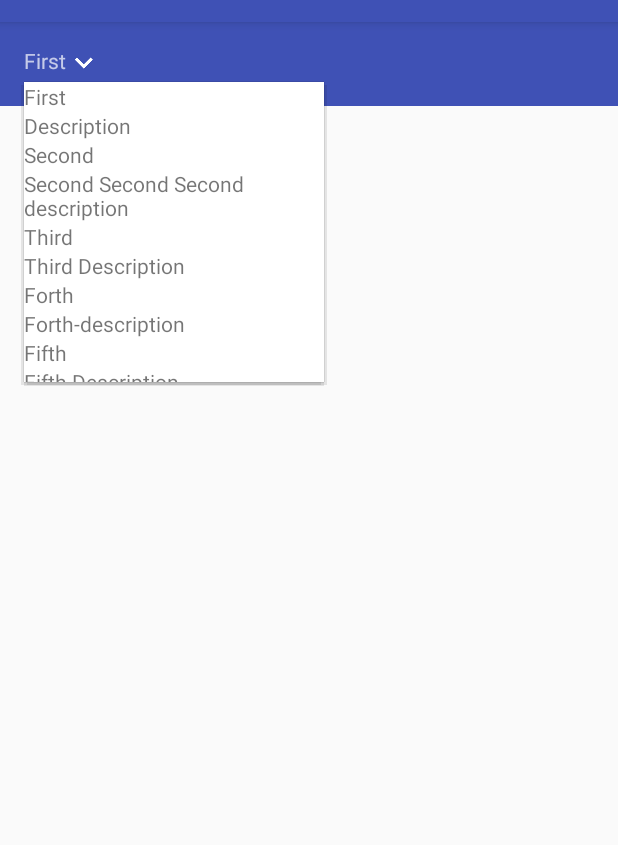
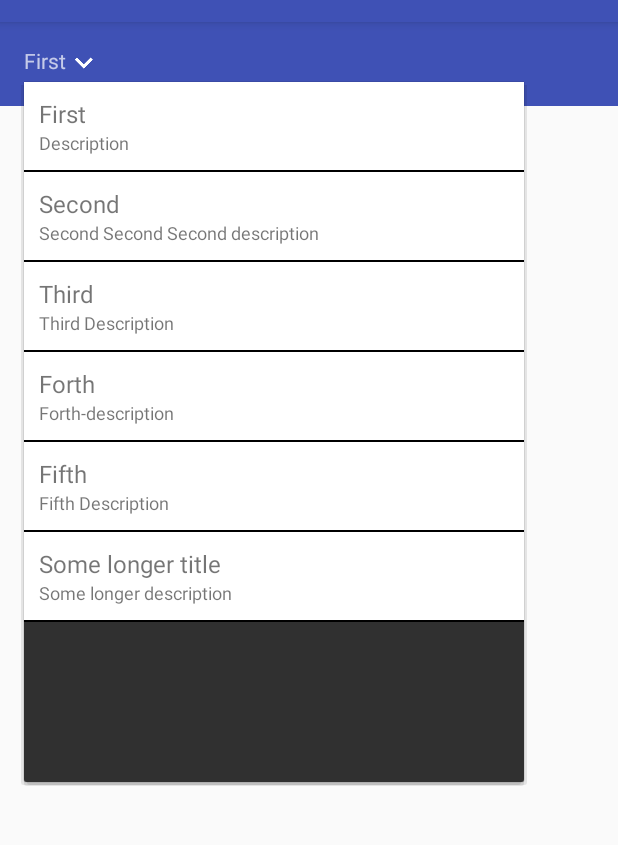
Before and after one commit to sagiyemi/custom-spinner, an Android app: the screen it shows after launch (MainActivity), after a tap on "First", on a phone screen of 412 x 824 dp, the part 62-907 px from its top. Run offline under Robolectric (Android 15) with nearby library versions, the phone set to English and light mode, and no system bars.

Commit message:
Init popup only once, update layout

```diff
--- a/library/src/main/java/com/autodesk/customspinner/CustomSpinner.java
+++ b/library/src/main/java/com/autodesk/customspinner/CustomSpinner.java
@@ -3,7 +3,6 @@ package com.autodesk.customspinner;
 import android.content.Context;
 import android.support.v7.widget.ListPopupWindow;
 import android.util.AttributeSet;
-import android.util.Log;
 import android.view.View;
 import android.widget.AdapterView;
 import android.widget.ArrayAdapter;
@@ -15,17 +14,18 @@ import android.widget.TextView;
  * Created by sagiyemini on 25/12/2016.
  */
 
-public class CustomSpinner extends LinearLayout implements View.OnClickListener, AdapterView.OnItemClickListener {
+public class CustomSpinner<T extends SpinnerDropDownItem> extends LinearLayout implements View.OnClickListener, AdapterView.OnItemClickListener {
 
     private static final String TAG = "CustomSpinner";
+    private static final int NO_ITEM_SELECTED = -1;
 
     private TextView mTitle;
     private ImageView mIcon;
 
-    private ArrayAdapter<SpinnerDropDownItem> mAdapter;
+    private ArrayAdapter<T> mAdapter;
     private ListPopupWindow mPopup;
 
-    private int mSelectedItemPosition;
+    private int mSelectedItemPosition = NO_ITEM_SELECTED;
 
     public CustomSpinner(Context context) {
         super(context);
@@ -44,35 +44,36 @@ public class CustomSpinner extends LinearLayout implements View.OnClickListener,
 
     private void init() {
         inflate(getContext(), R.layout.custom_spinner, this);
-        this.mTitle = (TextView) findViewById(R.id.title);
-        this.mIcon = (ImageView) findViewById(R.id.icon);
-        this.setOnClickListener(this);
-        this.mPopup = new ListPopupWindow(getContext());
+        mTitle = (TextView) findViewById(R.id.title);
+        mIcon = (ImageView) findViewById(R.id.icon);
+        setOnClickListener(this);
+        mPopup = new ListPopupWindow(getContext());
+        mPopup.setOnItemClickListener(this);
+        mPopup.setAnchorView(this);
+        mPopup.setWidth(500);
+        mPopup.setHeight(700);
     }
 
-    public void setAdapter(ArrayAdapter<SpinnerDropDownItem> adapter) {
-        this.mAdapter = adapter;
-        this.mSelectedItemPosition = 0;
-        if (adapter != null) {
-            mIcon.setVisibility(isMultiItem() ? VISIBLE : GONE);
-            setSelectedItem(0);
+    public void setAdapter(ArrayAdapter<T> adapter) {
+        mAdapter = adapter;
+        mPopup.setAdapter(mAdapter);
+        if (mSelectedItemPosition == NO_ITEM_SELECTED) {
+            this.mSelectedItemPosition = 0;
+            if (adapter != null) {
+                mIcon.setVisibility(isMultiItem() ? VISIBLE : GONE);
+                setSelectedItem(0);
+            }
         }
     }
 
     @Override
     public void onClick(View view) {
-        Log.wtf(TAG, "Click");
         if (isMultiItem()) {
             showDropDown();
         }
     }
 
     private void showDropDown() {
-        mPopup.setAdapter(mAdapter);
-        mPopup.setOnItemClickListener(this);
-        mPopup.setAnchorView(this);
-        mPopup.setWidth(300);
-        mPopup.setHeight(300);
         mPopup.show();
     }
 
@@ -82,7 +83,6 @@ public class CustomSpinner extends LinearLayout implements View.OnClickListener,
 
     @Override
     public void onItemClick(AdapterView<?> parent, View view, int position, long id) {
-        Log.d(TAG, "onItemClick " + position + " " + id);
         setSelectedItem(position);
         mPopup.dismiss();
     }
--- /dev/null
+++ b/library/src/main/java/com/autodesk/customspinner/DescriptionSpinnerDropDownItem.java
@@ -0,0 +1,11 @@
+package com.autodesk.customspinner;
+
+/**
+ * Created by sagiyemini on 25/12/2016.
+ */
+
+public interface DescriptionSpinnerDropDownItem extends SpinnerDropDownItem {
+
+    String description();
+
+}
--- a/library/src/main/java/com/autodesk/customspinner/SpinnerDropDownItem.java
+++ b/library/src/main/java/com/autodesk/customspinner/SpinnerDropDownItem.java
@@ -8,6 +8,4 @@ public interface SpinnerDropDownItem {
 
     String title();
 
-    String description();
-
 }
--- a/sample/src/main/java/com/autodesk/customspinner/sample/MainActivity.java
+++ b/sample/src/main/java/com/autodesk/customspinner/sample/MainActivity.java
@@ -10,7 +10,7 @@ import android.widget.ArrayAdapter;
 import android.widget.TextView;
 
 import com.autodesk.customspinner.CustomSpinner;
-import com.autodesk.customspinner.SpinnerDropDownItem;
+import com.autodesk.customspinner.DescriptionSpinnerDropDownItem;
 
 import java.util.Arrays;
 
@@ -22,7 +22,7 @@ public class MainActivity extends AppCompatActivity {
         setContentView(R.layout.activity_main);
 
         final CustomSpinner spinner = (CustomSpinner) findViewById(R.id.spinner);
-        ArrayAdapter<SpinnerDropDownItem> adapter = new DescriptionAdapter<>(this, R.layout.spinner_dropdown_item);
+        ArrayAdapter<DescriptionSpinnerDropDownItem> adapter = new DescriptionAdapter<>(this, R.layout.spinner_dropdown_item);
 //        adapter.addAll(Arrays.asList("Only one item"));
         adapter.addAll(Arrays.asList(
                 new Item("First", "Description"),
@@ -35,7 +35,7 @@ public class MainActivity extends AppCompatActivity {
         adapter.notifyDataSetChanged();
     }
 
-    private class Item implements SpinnerDropDownItem {
+    private class Item implements DescriptionSpinnerDropDownItem {
 
         private final String mTitle;
         private final String mDescription;
@@ -56,7 +56,7 @@ public class MainActivity extends AppCompatActivity {
         }
     }
 
-    private class DescriptionAdapter<T extends SpinnerDropDownItem> extends ArrayAdapter<T> {
+    private class DescriptionAdapter<T extends DescriptionSpinnerDropDownItem> extends ArrayAdapter<T> {
 
         public DescriptionAdapter(Context context, int resource) {
             super(context, resource);
--- a/sample/src/main/res/layout/spinner_dropdown_item.xml
+++ b/sample/src/main/res/layout/spinner_dropdown_item.xml
@@ -2,18 +2,31 @@
 <LinearLayout xmlns:android="http://schemas.android.com/apk/res/android"
               android:layout_width="match_parent"
               android:layout_height="match_parent"
+              android:background="#ffffff"
               android:foreground="?selectableItemBackground"
-              android:background="#ffffff"
               android:orientation="vertical">
 
     <TextView
         android:id="@+id/item_title"
         android:layout_width="wrap_content"
-        android:layout_height="wrap_content"/>
+        android:layout_height="wrap_content"
+        android:paddingLeft="10dp"
+        android:paddingRight="10dp"
+        android:paddingTop="10dp"
+        android:textSize="16sp"/>
 
     <TextView
         android:id="@+id/item_description"
         android:layout_width="wrap_content"
-        android:layout_height="wrap_content"/>
+        android:layout_height="wrap_content"
+        android:paddingBottom="10dp"
+        android:paddingLeft="10dp"
+        android:paddingRight="10dp"
+        android:textSize="12sp"/>
+
+    <View
+        android:layout_width="match_parent"
+        android:layout_height="1dp"
+        android:background="#000000"/>
 
 </LinearLayout>
```
